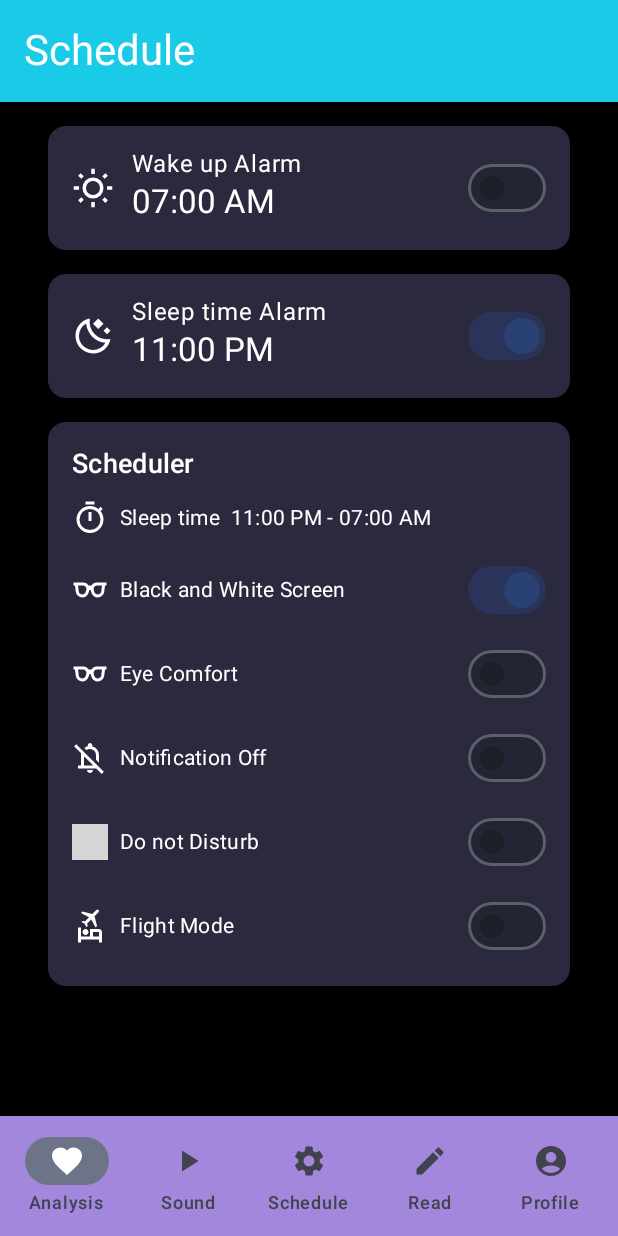
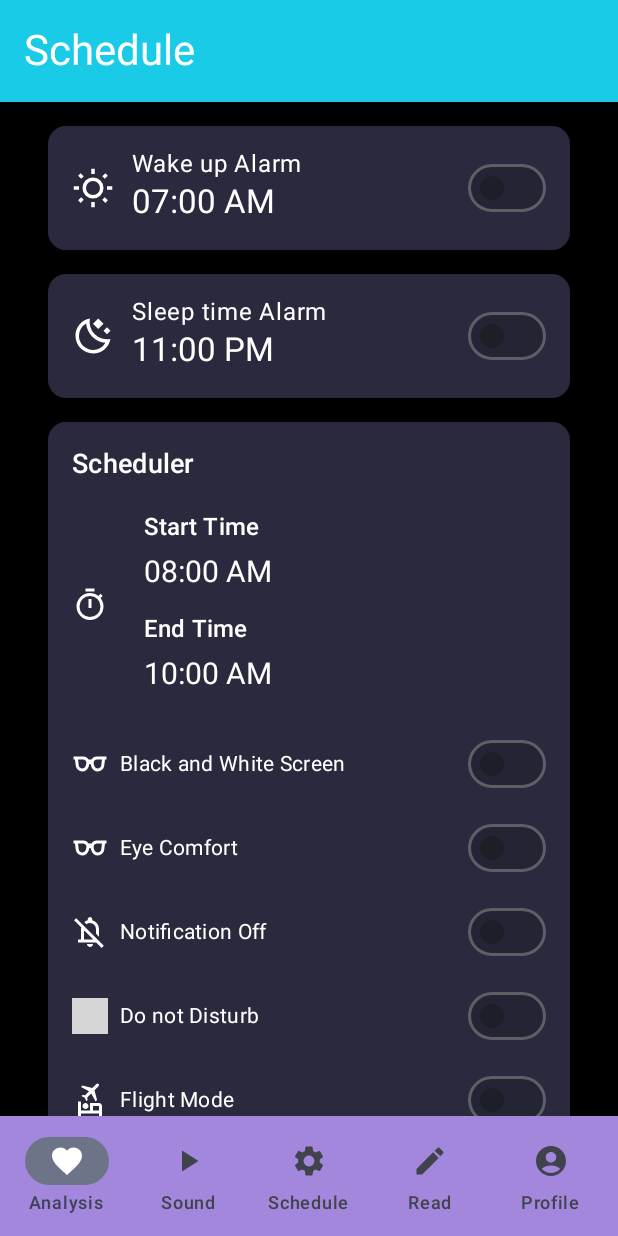
Before and after one commit to Amit-kumar80844/SleepHelperApp, an Android app built with Jetpack Compose: the HomeScreen screen opened through its navigation route, on a phone screen of 412 x 824 dp. Run offline under Robolectric (Android 15) with nearby library versions, the phone set to English and light mode, and no system bars; our stand-ins replace Dagger/Hilt's generated code; 2 statements that could not run were skipped; grey boxes are pictures that could not be loaded.

Commit message:
Schedule screen have to integrate

```diff
--- /dev/null
+++ b/app/src/main/java/com/example/sleephelperapp/presentation/common/SchedulerToggleRow.kt
@@ -0,0 +1,55 @@
+package com.example.sleephelperapp.presentation.common
+
+import androidx.compose.foundation.layout.Row
+import androidx.compose.foundation.layout.Spacer
+import androidx.compose.foundation.layout.fillMaxWidth
+import androidx.compose.foundation.layout.size
+import androidx.compose.foundation.layout.width
+import androidx.compose.material3.Icon
+import androidx.compose.material3.MaterialTheme
+import androidx.compose.material3.Switch
+import androidx.compose.material3.SwitchDefaults
+import androidx.compose.material3.Text
+import androidx.compose.runtime.Composable
+import androidx.compose.ui.Alignment
+import androidx.compose.ui.Modifier
+import androidx.compose.ui.graphics.Color
+import androidx.compose.ui.res.painterResource
+import androidx.compose.ui.unit.dp
+
+@Composable
+fun SchedulerToggleRow(
+    iconResId: Int,
+    text: String,
+    checked: Boolean,
+    onCheckedChange: (Boolean) -> Unit
+) {
+    Row(
+        modifier = Modifier.fillMaxWidth(),
+        verticalAlignment = Alignment.CenterVertically
+    ) {
+        Icon(
+            painter = painterResource(id = iconResId),
+            contentDescription = text,
+            tint = Color.White,
+            modifier = Modifier.size(24.dp)
+        )
+        Spacer(modifier = Modifier.width(8.dp))
+        Text(
+            text = text,
+            color = Color.White,
+            modifier = Modifier.weight(1f),
+            style = MaterialTheme.typography.bodyMedium
+        )
+        Switch(
+            checked = checked,
+            onCheckedChange = onCheckedChange,
+            colors = SwitchDefaults.colors(
+                checkedThumbColor = MaterialTheme.colorScheme.primary,
+                checkedTrackColor = MaterialTheme.colorScheme.primary.copy(alpha = 0.5f),
+                uncheckedThumbColor = MaterialTheme.colorScheme.onSurface.copy(alpha = 0.6f),
+                uncheckedTrackColor = MaterialTheme.colorScheme.onSurface.copy(alpha = 0.3f)
+            )
+        )
+    }
+}
--- a/app/src/main/java/com/example/sleephelperapp/presentation/common/Time_Picker.kt
+++ b/app/src/main/java/com/example/sleephelperapp/presentation/common/Time_Picker.kt
@@ -89,7 +89,6 @@ private fun formatTime(hour: Int, minute: Int): String {
 fun TimePicker() {
     var showTimePicker by remember { mutableStateOf(false) }
     var selectedTime by remember { mutableStateOf<SelectedTime?>(null) }
-
     Column(
         modifier = Modifier
             .fillMaxWidth()
@@ -119,12 +118,11 @@ fun TimePicker() {
     }
 }
 
-@Composable
+/*@Composable
 fun rememberTimePickerLauncher(
     onTimeSelected: (SelectedTime) -> Unit
 ): () -> Unit {
     var showDialog by remember { mutableStateOf(false) }
-
     if (showDialog) {
         TimePickerDialog(
             onTimeSelected = { time ->
@@ -164,7 +162,7 @@ fun AnotherExampleWithLauncher() {
             Text("Selected: ${it.formattedTime}")
         }
     }
-}
+}*/
 
 @Preview ()
 @Composable
--- a/app/src/main/java/com/example/sleephelperapp/presentation/screen/schedule/SleepScheduleScreen.kt
+++ b/app/src/main/java/com/example/sleephelperapp/presentation/screen/schedule/SleepScheduleScreen.kt
@@ -1,7 +1,9 @@
 package com.example.sleephelperapp.presentation.screen.schedule
 
+import android.util.Log
 import androidx.compose.foundation.background
 import androidx.compose.foundation.clickable
+import androidx.compose.foundation.layout.Arrangement
 import androidx.compose.foundation.layout.Box
 import androidx.compose.foundation.layout.Column
 import androidx.compose.foundation.layout.Row
@@ -26,11 +28,13 @@ import androidx.compose.ui.Alignment
 import androidx.compose.ui.Modifier
 import androidx.compose.ui.graphics.Color
 import androidx.compose.ui.res.painterResource
+import androidx.compose.ui.tooling.preview.Preview
 import androidx.compose.ui.unit.dp
 import androidx.compose.ui.unit.sp
 import androidx.hilt.navigation.compose.hiltViewModel
 import androidx.navigation.NavHostController
 import com.example.sleephelperapp.R
+import com.example.sleephelperapp.presentation.common.SchedulerToggleRow
 import com.example.sleephelperapp.presentation.common.TimePickerDialog
 import com.example.sleephelperapp.presentation.theme.topBarColor
 
@@ -123,11 +127,30 @@ fun SleepScreen(viewModel: SleepScheduleViewModel) {
                         modifier = Modifier.size(24.dp)
                     )
                     Spacer(modifier = Modifier.width(8.dp))
-                    Text(
+                    Column(
+                        modifier = Modifier
+                            .fillMaxWidth()
+                            .padding(horizontal = 16.dp, vertical = 8.dp),
+                        verticalArrangement = Arrangement.spacedBy(12.dp)
+                    ) {
+                        ScheduleTimePicker(
+                            label = "Start Time",
+                            time = "08:00 AM",
+                            onTimeClick = {viewModel.showWakeUpTimePicker()}
+                        )
+                        ScheduleTimePicker(
+                            label = "End Time",
+                            time = "10:00 AM",
+                            onTimeClick = {viewModel.showWakeUpTimePicker() }
+                        )
+                    }
+
+                    /* ScheduleTimePicker("10:10 AM",{viewModel.showSleepTimePicker()})*/
+                    /*Text(
                         text = "Sleep time  ${viewModel.sleepTime.value} - ${viewModel.wakeUpTime.value}",
                         color = Color.White,
                         style = MaterialTheme.typography.bodyMedium
-                    )
+                    )*/
                 }
                 Spacer(modifier = Modifier.height(8.dp))
 
@@ -208,7 +231,7 @@ fun AlarmToggleRow(
     time: String,
     checked: Boolean,
     onCheckedChange: (Boolean) -> Unit,
-    onTimeClick: () -> Unit // New parameter for time click
+    onTimeClick: () -> Unit
 ) {
     Row(
         modifier = Modifier.fillMaxWidth(),
@@ -224,7 +247,7 @@ fun AlarmToggleRow(
         Column(
             modifier = Modifier
                 .weight(1f)
-                .clickable { onTimeClick() } // Make time clickable
+                .clickable { onTimeClick() }
         ) {
             Text(
                 text = title,
@@ -252,41 +275,38 @@ fun AlarmToggleRow(
 }
 
 @Composable
-fun SchedulerToggleRow(
-    iconResId: Int,
-    text: String,
-    checked: Boolean,
-    onCheckedChange: (Boolean) -> Unit
+fun ScheduleTimePicker(
+    modifier: Modifier = Modifier,
+    label: String,
+    time: String,
+    onTimeClick: () -> Unit
 ) {
+    Log.d("ScheduleTimePicker", "Time: $time")
     Row(
-        modifier = Modifier.fillMaxWidth(),
+        modifier = modifier
+            .fillMaxWidth()
+            .clickable { onTimeClick() },
         verticalAlignment = Alignment.CenterVertically
     ) {
-        Icon(
-            painter = painterResource(id = iconResId),
-            contentDescription = text,
-            tint = Color.White,
-            modifier = Modifier.size(24.dp)
-        )
-        Spacer(modifier = Modifier.width(8.dp))
-        Text(
-            text = text,
-            color = Color.White,
-            modifier = Modifier.weight(1f),
-            style = MaterialTheme.typography.bodyMedium
-        )
-        Switch(
-            checked = checked,
-            onCheckedChange = onCheckedChange,
-            colors = SwitchDefaults.colors(
-                checkedThumbColor = MaterialTheme.colorScheme.primary,
-                checkedTrackColor = MaterialTheme.colorScheme.primary.copy(alpha = 0.5f),
-                uncheckedThumbColor = MaterialTheme.colorScheme.onSurface.copy(alpha = 0.6f),
-                uncheckedTrackColor = MaterialTheme.colorScheme.onSurface.copy(alpha = 0.3f)
+        Column(modifier = Modifier.weight(1f)) {
+            Text(
+                text = label,
+                color = Color.White,
+                fontSize = 16.sp,
+                style = MaterialTheme.typography.labelLarge
             )
-        )
+            Spacer(modifier = Modifier.height(4.dp))
+            Text(
+                text = time,
+                color = Color.White,
+                fontSize = 20.sp,
+                style = MaterialTheme.typography.headlineSmall
+            )
+        }
     }
 }
+
+
 
 @Composable
 fun CardSection(content: @Composable () -> Unit) {
--- a/app/src/main/java/com/example/sleephelperapp/presentation/screen/schedule/SleepScheduleViewModel.kt
+++ b/app/src/main/java/com/example/sleephelperapp/presentation/screen/schedule/SleepScheduleViewModel.kt
@@ -26,8 +26,8 @@ class SleepScheduleViewModel @Inject constructor(
     private val setSleepScheduleUseCase: SetSleepScheduleUseCase
 ) : ViewModel() {
     var wakeUpAlarmEnabled by mutableStateOf(false)
-    var sleepTimeAlarmEnabled by mutableStateOf(true)
-    var blackAndWhiteScreenEnabled by mutableStateOf(true)
+    var sleepTimeAlarmEnabled by mutableStateOf(false)
+    var blackAndWhiteScreenEnabled by mutableStateOf(false)
     var eyeComfortEnabled by mutableStateOf(false)
     var notificationOffEnabled by mutableStateOf(false)
     var doNotDisturbEnabled by mutableStateOf(false)
@@ -44,6 +44,20 @@ class SleepScheduleViewModel @Inject constructor(
 
     private val _showSleepTimePicker = mutableStateOf(false)
     val showSleepTimePicker: State<Boolean> = _showSleepTimePicker
+
+    private val _sleepTimeSchedule = mutableStateOf("11:00 PM")
+    val sleepTimeSchedule: State<String> = _sleepTimeSchedule
+
+    private val _wakeTimeSchedule = mutableStateOf("11:00 AM")
+    val wakeTimeSchedule: State<String> = _wakeTimeSchedule
+
+    fun updateSleepTimeSchedule(time: String){
+        _sleepTimeSchedule.value =time
+    }
+
+    fun updateWakeTimeSchedule(time: String){
+        _wakeTimeSchedule.value =time
+    }
 
     fun updateWakeUpTime(time: String) {
         _wakeUpTime.value = time
@@ -90,4 +104,5 @@ class SleepScheduleViewModel @Inject constructor(
     fun toggleFlightMode() {
         flightModeEnabled = !flightModeEnabled
     }
+
 }
```
